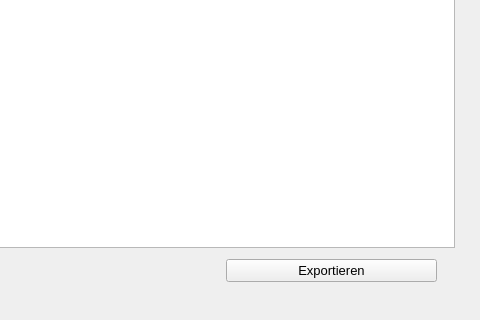
The window that GUI_Windows/idsEditor_audit.ui (ivanfelipeib/Masterarbeit) describes before a commit, drawn with Qt 5; both pictures show x 111 to 591 and y 234 to 554 of the 591 by 554 pixel window.
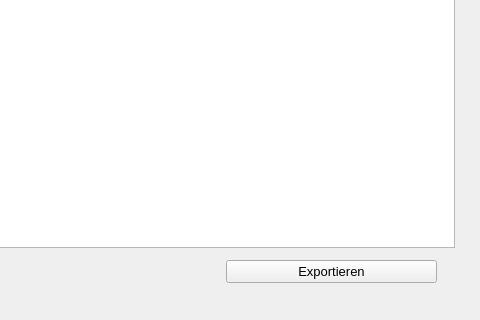
The same window after the commit.

```diff
--- a/GUI_Windows/idsEditor_audit.ui
+++ b/GUI_Windows/idsEditor_audit.ui
@@ -59,7 +59,7 @@
       <x>337</x>
       <y>490</y>
       <width>211</width>
-      <height>30</height>
+      <height>32</height>
      </rect>
     </property>
     <layout class="QHBoxLayout" name="horizontalLayout">
```
Left out of the diff: 5 changed lines with no effect on the pictures.
